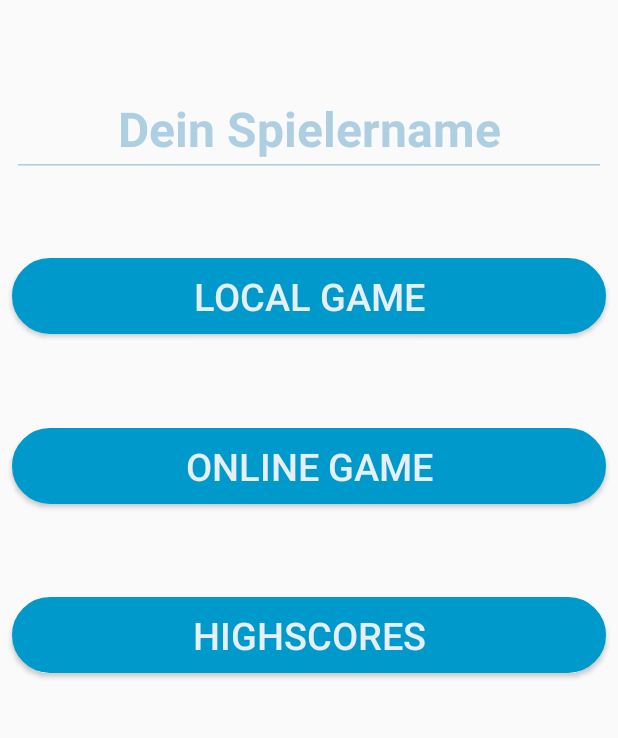
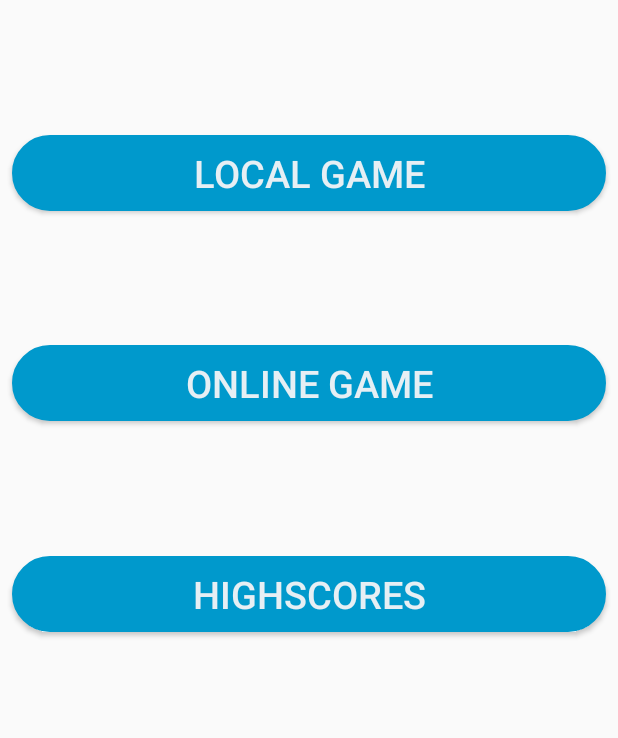
Before and after one commit to Lukas-Justen/4-Gewinnt-Spezial, an Android app: the screen it shows after launch (StartActivity), on a phone screen of 412 x 824 dp, the part 482-1220 px from its top. Run offline under Robolectric (Android 15) with nearby library versions, the phone set to English and light mode, and no system bars.

Commit message:
Projekt aufgeräumt

```diff
--- a/app/src/main/java/de/thbingen/movs/lukas/a4gewinntspezial/StartActivity.java
+++ /dev/null
@@ -1,74 +0,0 @@
-package de.thbingen.movs.lukas.a4gewinntspezial;
-
-import android.content.Intent;
-import android.os.Bundle;
-import android.view.View;
-import android.widget.Button;
-
-/**
- * @author Lukas Justen lukas.justen@th-bingen.de
- * @version 1.0
- *          <p>
- *          Created on 05.04.2017
- *          <p>
- *          Die Klasse StartActivity stellt den StartScreen der App zur Verfügung. Hier kann der
- *          eigene Spielernamen angegeben werden. Zusätzlich bietet die Oberfläche Möglichkeiten zum
- *          Starten eines neuen Online-Games bzw. eines neuen lokalen Spiels. Neben dem Starten
- *          neuer Spiele wird aber auch eine Liste aller Highscores angeboten, die man über den
- *          Button "Highscores" einsehen kann.
- */
-public class StartActivity extends FullscreenActivity implements View.OnClickListener {
-
-    /**
-     * Die Methode wird automatisch umgehend nach dem Starten der Activity aufgerufen und dient als
-     * Ausgangspunkt für das Anlegen und Finden benötigter Views. Außerdem werden die verschiedenen
-     * Button mit den Funktionen belegt, die die Klasse StartActivity zu leisten hat.
-     *
-     * @param savedInstanceState Kann benutzt werden, um Inhalte der App wieder herzustellen
-     */
-    protected void onCreate(Bundle savedInstanceState) {
-        super.onCreate(savedInstanceState);
-        setContentView(R.layout.activity_start);
-
-        // Der Button zum Starten eines lokalen Spiels
-        Button buttonLocal = (Button) findViewById(R.id.button_local);
-        buttonLocal.setTag(ButtonStates.Local);
-        buttonLocal.setOnClickListener(this);
-    }
-
-    /**
-     * Wird automatisch aufgerufen, wenn ein Button innerhalb des Layouts angeclickt. Der Button
-     * local Startet die Activity zum Starten eines neuen lokalen Spiels.
-     *
-     * @param v
-     */
-    public void onClick(View v) {
-        switch ((ButtonStates) v.getTag()) {
-            case Local:
-                Intent local = new Intent(this, LocalActivity.class);
-                startActivity(local);
-                break;
-            case Online:
-                break;
-            case Highscores:
-                break;
-            default:
-                break;
-        }
-    }
-
-}
-
-/**
- * @author Lukas Justen lukas.justen@th-bingen.de
- * @version 1.0
- *          <p>
- *          Created on 28.04.2017
- *
- *          Merkt sich die drei unterschiedlichen Buttons
- */
-enum ButtonStates {
-
-    Local, Online, Highscores;
-
-}
--- a/app/src/main/java/de/thbingen/movs/lukas/a4gewinntspezial/FullscreenActivity.java
+++ b/app/src/main/java/de/thbingen/movs/lukas/a4gewinntspezial/activities/FullscreenActivity.java
@@ -1,4 +1,4 @@
-package de.thbingen.movs.lukas.a4gewinntspezial;
+package de.thbingen.movs.lukas.a4gewinntspezial.activities;
 
 import android.os.Bundle;
 import android.support.v7.app.AppCompatActivity;
--- a/app/src/main/java/de/thbingen/movs/lukas/a4gewinntspezial/GameActivity.java
+++ b/app/src/main/java/de/thbingen/movs/lukas/a4gewinntspezial/activities/GameActivity.java
@@ -1,7 +1,9 @@
-package de.thbingen.movs.lukas.a4gewinntspezial;
+package de.thbingen.movs.lukas.a4gewinntspezial.activities;
 
 import android.os.Bundle;
 import android.support.v7.app.AppCompatActivity;
+
+import de.thbingen.movs.lukas.a4gewinntspezial.R;
 
 /**
  * @author Lukas Justen lukas.justen@th-bingen.de
@@ -24,7 +26,7 @@ public class GameActivity extends AppCompatActivity {
      * beispielsweise das Spielfeld generiert, aber auch die Kommunikation zu dem anderen Gerät
      * gehandelt.
      *
-     * @param savedInstanceState
+     * @param savedInstanceState Kann benutzt werden, um Inhalte der App wieder herzustellen
      */
     protected void onCreate(Bundle savedInstanceState) {
         super.onCreate(savedInstanceState);
--- /dev/null
+++ b/app/src/main/java/de/thbingen/movs/lukas/a4gewinntspezial/activities/StartActivity.java
@@ -0,0 +1,65 @@
+package de.thbingen.movs.lukas.a4gewinntspezial.activities;
+
+import android.content.Intent;
+import android.os.Bundle;
+import android.view.View;
+
+import de.thbingen.movs.lukas.a4gewinntspezial.R;
+
+/**
+ * @author Lukas Justen lukas.justen@th-bingen.de
+ * @version 1.0
+ *          <p>
+ *          Created on 05.04.2017
+ *          <p>
+ *          Die Klasse StartActivity stellt den StartScreen der App zur Verfügung. Zusätzlich bietet
+ *          die Oberfläche Möglichkeiten zum Starten eines neuen Online-Games bzw. eines neuen
+ *          lokalenSpiels. Neben dem Startenneuer Spiele wird aber auch eine Liste aller Highscores
+ *          angeboten, die man über den Button "Highscores" einsehen kann.
+ */
+public class StartActivity extends FullscreenActivity implements View.OnClickListener {
+
+    /**
+     * Die Methode wird automatisch umgehend nach dem Starten der Activity aufgerufen und dient als
+     * Ausgangspunkt für das Anlegen und Finden benötigter Views. Außerdem werden die verschiedenen
+     * Button mit den Funktionen belegt, die die Klasse StartActivity zu leisten hat.
+     *
+     * @param savedInstanceState Kann benutzt werden, um Inhalte der App wieder herzustellen
+     */
+    protected void onCreate(Bundle savedInstanceState) {
+        super.onCreate(savedInstanceState);
+        setContentView(R.layout.activity_start);
+
+        // Initialisiert die Buttons auf dem Start-Screen
+        View button_local = findViewById(R.id.button_local);
+        button_local.setOnClickListener(this);
+        View button_online = findViewById(R.id.button_online);
+        button_online.setOnClickListener(this);
+        View button_highscore = findViewById(R.id.button_highscores);
+        button_highscore.setOnClickListener(this);
+    }
+
+    /**
+     * Wird automatisch aufgerufen, wenn ein Button innerhalb des Layouts angeclickt wird. Der
+     * Button local Startet die Activity zum Starten eines neuen lokalen Spiels.
+     *
+     * @param view Die View, die angeclickt wurde.
+     */
+    public void onClick(View view) {
+        switch (view.getId()) {
+            case R.id.button_local:
+                Intent intentLocal = new Intent(this,LocalActivity.class);
+                startActivity(intentLocal);
+                break;
+            case R.id.button_online:
+                Intent intentOnline = new Intent(this,OnlineActivity.class);
+                startActivity(intentOnline);
+                break;
+            case R.id.button_highscores:
+                Intent intentHighscores = new Intent(this,HighscoreActivity.class);
+                startActivity(intentHighscores);
+                break;
+        }
+    }
+
+}
--- a/app/src/main/res/layout-land/activity_start.xml
+++ /dev/null
@@ -1,114 +0,0 @@
-<?xml version="1.0" encoding="utf-8"?>
-
-<android.support.constraint.ConstraintLayout xmlns:android="http://schemas.android.com/apk/res/android"
-    xmlns:app="http://schemas.android.com/apk/res-auto"
-    xmlns:tools="http://schemas.android.com/tools"
-    android:layout_width="match_parent"
-    android:layout_height="match_parent"
-    android:descendantFocusability="beforeDescendants"
-    android:focusableInTouchMode="true"
-    tools:context="de.thbingen.movs.lukas.a4gewinntspezial.StartActivity"
-    tools:layout_editor_absoluteX="0dp"
-    tools:layout_editor_absoluteY="25dp">
-
-
-    <!--Auf der linken Seite des Bildschirms wird lediglich das App-Logo dargestellt-->
-    <ImageView
-        android:contentDescription="@string/content_description_applogo"
-        android:layout_width="0dp"
-        android:layout_height="0dp"
-        android:layout_marginLeft="8dp"
-        android:layout_marginRight="8dp"
-        android:layout_marginTop="8dp"
-        app:layout_constraintLeft_toLeftOf="parent"
-        app:layout_constraintRight_toLeftOf="@+id/guideline1"
-        app:layout_constraintTop_toTopOf="parent"
-        app:srcCompat="@drawable/app_logo"
-        app:layout_constraintBottom_toBottomOf="parent"
-        android:layout_marginBottom="8dp"
-        android:layout_marginStart="8dp"
-        android:layout_marginEnd="8dp" />
-
-    <android.support.constraint.Guideline
-        android:id="@+id/guideline1"
-        android:layout_width="wrap_content"
-        android:layout_height="wrap_content"
-        android:orientation="vertical"
-        app:layout_constraintGuide_percent="0.5"
-        tools:layout_editor_absoluteY="0dp"
-        tools:layout_editor_absoluteX="267dp" />
-
-
-    <!--Auf der rechten Seite ds Bildschirms findet jeweilige Spieler die Schaltflächen zum
-    Starten des Spiels bzw. zum Einsehen der Highscores und zur Angabe des Spielernamens-->
-    <de.thbingen.movs.lukas.a4gewinntspezial.CustomEditText
-        android:id="@+id/edittext_this_player"
-        style="@style/EditTextPlayer"
-        android:hint="@string/edittext_this_player"
-        android:textColor="@color/colorPrimaryDark"
-        android:textColorHint="@color/colorPrimaryTransparent"
-        app:exchangeColor="@color/windowBackgroundColor"
-        app:standardColor="@color/colorPrimaryTransparent"
-        android:layout_marginRight="8dp"
-        app:layout_constraintRight_toRightOf="parent"
-        android:layout_marginLeft="8dp"
-        app:layout_constraintLeft_toLeftOf="@+id/guideline1"
-        app:layout_constraintHorizontal_bias="0.0"
-        app:layout_constraintTop_toTopOf="parent"
-        android:layout_height="wrap_content"
-        app:layout_constraintBottom_toTopOf="@+id/button_local"
-        android:layout_marginStart="8dp"
-        android:layout_marginEnd="8dp"
-        android:layout_width="0dp"
-        android:layout_marginTop="16dp" />
-
-    <Button
-        android:id="@+id/button_local"
-        style="@style/ButtonStartActivity"
-        android:layout_width="0dp"
-        android:layout_marginLeft="8dp"
-        android:layout_marginRight="8dp"
-        android:text="@string/button_local"
-        app:layout_constraintHorizontal_bias="0.0"
-        app:layout_constraintLeft_toLeftOf="@+id/guideline1"
-        app:layout_constraintRight_toRightOf="parent"
-        app:layout_constraintTop_toBottomOf="@+id/edittext_this_player"
-        android:layout_height="wrap_content"
-        app:layout_constraintBottom_toTopOf="@+id/button_online"
-        android:layout_marginStart="8dp"
-        android:layout_marginEnd="8dp" />
-
-    <Button
-        android:id="@+id/button_online"
-        style="@style/ButtonStartActivity"
-        android:layout_width="0dp"
-        android:layout_marginLeft="8dp"
-        android:layout_marginRight="8dp"
-        android:text="@string/button_online"
-        app:layout_constraintHorizontal_bias="0.0"
-        app:layout_constraintLeft_toLeftOf="@+id/guideline1"
-        app:layout_constraintRight_toRightOf="parent"
-        app:layout_constraintTop_toBottomOf="@+id/button_local"
-        android:layout_height="wrap_content"
-        app:layout_constraintBottom_toTopOf="@+id/button_highscores"
-        android:layout_marginStart="8dp"
-        android:layout_marginEnd="8dp" />
-
-    <Button
-        android:id="@+id/button_highscores"
-        style="@style/ButtonStartActivity"
-        android:layout_width="0dp"
-        android:layout_marginLeft="8dp"
-        android:layout_marginRight="8dp"
-        android:text="@string/button_highscores"
-        app:layout_constraintHorizontal_bias="0.0"
-        app:layout_constraintLeft_toLeftOf="@+id/guideline1"
-        app:layout_constraintRight_toRightOf="parent"
-        app:layout_constraintTop_toBottomOf="@+id/button_online"
-        android:layout_height="wrap_content"
-        android:layout_marginStart="8dp"
-        app:layout_constraintBottom_toBottomOf="parent"
-        android:layout_marginEnd="8dp"
-        android:layout_marginBottom="16dp" />
-
-</android.support.constraint.ConstraintLayout>
--- a/app/src/main/res/layout/activity_game.xml
+++ b/app/src/main/res/layout/activity_game.xml
@@ -7,7 +7,7 @@
     android:layout_height="match_parent"
     android:orientation="horizontal"
     android:weightSum="7"
-    tools:context="de.thbingen.movs.lukas.a4gewinntspezial.GameActivity">
+    tools:context="de.thbingen.movs.lukas.a4gewinntspezial.activities.GameActivity">
 
     <!--Die 7 Spalten des Spielfeldes vorab angelegt-->
     <LinearLayout
--- a/app/src/main/res/layout/activity_start.xml
+++ b/app/src/main/res/layout/activity_start.xml
@@ -7,7 +7,7 @@
     android:layout_height="match_parent"
     android:descendantFocusability="beforeDescendants"
     android:focusableInTouchMode="true"
-    tools:context="de.thbingen.movs.lukas.a4gewinntspezial.StartActivity">
+    tools:context="de.thbingen.movs.lukas.a4gewinntspezial.activities.StartActivity">
 
 
     <!--Die Oberen 40% des Bildschirms stellen lediglich das App-Logo dar-->
@@ -20,8 +20,8 @@
         android:layout_marginRight="8dp"
         android:layout_marginStart="8dp"
         android:layout_marginTop="8dp"
-        android:contentDescription="@string/content_description_applogo"
-        app:layout_constraintBottom_toTopOf="@+id/guideline1"
+        android:contentDescription="@string/contentDescription_applogo"
+        app:layout_constraintBottom_toTopOf="@+id/guideline_1"
         app:layout_constraintHorizontal_bias="0.0"
         app:layout_constraintLeft_toLeftOf="parent"
         app:layout_constraintRight_toRightOf="parent"
@@ -30,7 +30,7 @@
         app:srcCompat="@drawable/app_logo" />
 
     <android.support.constraint.Guideline
-        android:id="@+id/guideline1"
+        android:id="@+id/guideline_1"
         android:layout_width="wrap_content"
         android:layout_height="wrap_content"
         android:orientation="horizontal"
@@ -38,27 +38,7 @@
 
 
     <!--In der unteren Hälfte findet der jeweilige Spieler die Schaltflächen zum Starten des Spiels bzw.-->
-    <!--zum Einsehen der Highscores und eine Möglichkeit zur Eingabe seines Spielername-->
-    <de.thbingen.movs.lukas.a4gewinntspezial.CustomEditText
-        android:id="@+id/edittext_this_player"
-        style="@style/EditTextPlayer"
-        android:layout_width="0dp"
-        android:layout_height="wrap_content"
-        android:layout_marginEnd="8dp"
-        android:layout_marginLeft="8dp"
-        android:layout_marginRight="8dp"
-        android:layout_marginStart="8dp"
-        android:hint="@string/edittext_this_player"
-        android:textColor="@color/colorPrimaryDark"
-        android:textColorHint="@color/colorPrimaryTransparent"
-        app:exchangeColor="@color/windowBackgroundColor"
-        app:layout_constraintLeft_toLeftOf="parent"
-        app:layout_constraintRight_toRightOf="parent"
-        app:standardColor="@color/colorPrimaryTransparent"
-        app:layout_constraintHorizontal_bias="1.0"
-        app:layout_constraintBottom_toTopOf="@+id/button_local"
-        app:layout_constraintTop_toBottomOf="@+id/guideline1" />
-
+    <!--zum Einsehen der Highscores-->
     <Button
         android:id="@+id/button_local"
         style="@style/ButtonStartActivity"
@@ -69,11 +49,13 @@
         android:layout_marginRight="8dp"
         android:layout_marginStart="8dp"
         android:text="@string/button_local"
-        app:layout_constraintHorizontal_bias="1.0"
+        app:layout_constraintBottom_toTopOf="@+id/button_online"
+        app:layout_constraintHorizontal_bias="0.0"
         app:layout_constraintLeft_toLeftOf="parent"
         app:layout_constraintRight_toRightOf="parent"
-        app:layout_constraintTop_toBottomOf="@+id/edittext_this_player"
-        app:layout_constraintBottom_toTopOf="@+id/button_online" />
+        android:layout_marginBottom="8dp"
+        app:layout_constraintTop_toTopOf="@+id/guideline_1"
+        android:layout_marginTop="8dp" />
 
     <Button
         android:id="@+id/button_online"
@@ -85,11 +67,11 @@
         android:layout_marginRight="8dp"
         android:layout_marginStart="8dp"
         android:text="@string/button_online"
-        app:layout_constraintHorizontal_bias="1.0"
+        app:layout_constraintBottom_toTopOf="@+id/button_highscores"
+        app:layout_constraintHorizontal_bias="0.0"
         app:layout_constraintLeft_toLeftOf="parent"
         app:layout_constraintRight_toRightOf="parent"
-        app:layout_constraintTop_toBottomOf="@+id/button_local"
-        app:layout_constraintBottom_toTopOf="@+id/button_highscores" />
+        app:layout_constraintTop_toBottomOf="@+id/button_local" />
 
     <Button
         android:id="@+id/button_highscores"
@@ -101,10 +83,10 @@
         android:layout_marginRight="8dp"
         android:layout_marginStart="8dp"
         android:text="@string/button_highscores"
-        app:layout_constraintHorizontal_bias="1.0"
+        app:layout_constraintBottom_toBottomOf="parent"
+        app:layout_constraintHorizontal_bias="0.0"
         app:layout_constraintLeft_toLeftOf="parent"
         app:layout_constraintRight_toRightOf="parent"
-        app:layout_constraintTop_toBottomOf="@+id/button_online"
-        app:layout_constraintBottom_toBottomOf="parent" />
+        app:layout_constraintTop_toBottomOf="@+id/button_online" />
 
 </android.support.constraint.ConstraintLayout>
--- a/app/src/main/res/values/strings.xml
+++ b/app/src/main/res/values/strings.xml
@@ -12,15 +12,15 @@
     <string name="button_start">Start</string>
 
     <!--TextViews-->
-    <string name="textview_score">0</string>
-    <string name="textview_colon">:</string>
+    <string name="textView_score">0</string>
+    <string name="textView_colon">:</string>
 
     <!--EditTexts-->
-    <string name="edittext_this_player">Dein Spielername</string>
-    <string name="edittext_player1">Player 1</string>
-    <string name="edittext_player2">Player 2</string>
+    <string name="editText_thisPlayer">Dein Spielername</string>
+    <string name="editText_player1">Player 1</string>
+    <string name="editText_player2">Player 2</string>
 
     <!--Content Descriptions-->
-    <string name="content_description_applogo">Shows the logo of the app</string>
+    <string name="contentDescription_applogo">Shows the logo of the app</string>
 
 </resources>
--- a/app/src/main/res/values/styles.xml
+++ b/app/src/main/res/values/styles.xml
@@ -34,7 +34,7 @@
         <item name="android:singleLine">true</item>
         <item name="android:ellipsize">end</item>
         <item name="android:gravity">center</item>
-        <item name="android:text">@string/textview_score</item>
+        <item name="android:text">@string/textView_score</item>
     </style>
 
     <!--Style für die Button die im Startmenu angebracht sind-->
--- a/build.gradle
+++ b/build.gradle
@@ -3,7 +3,7 @@ buildscript {
         jcenter()
     }
     dependencies {
-        classpath 'com.android.tools.build:gradle:2.3.1'
+        classpath 'com.android.tools.build:gradle:2.3.2'
         classpath "io.realm:realm-gradle-plugin:3.0.0"
     }
 }
```
Also changed, not shown: app/src/main/AndroidManifest.xml (+6 -5 lines), app/src/main/java/de/thbingen/movs/lukas/a4gewinntspezial/LocalActivity.java (deleted, +0 -12 lines), app/src/main/java/de/thbingen/movs/lukas/a4gewinntspezial/OnlineActivity.java (deleted, +0 -13 lines), app/src/main/java/de/thbingen/movs/lukas/a4gewinntspezial/activities/HighscoreActivity.java (added, +32 -0 lines), app/src/main/java/de/thbingen/movs/lukas/a4gewinntspezial/activities/LocalActivity.java (added, +31 -0 lines), app/src/main/java/de/thbingen/movs/lukas/a4gewinntspezial/activities/OnlineActivity.java (added, +33 -0 lines), app/src/main/res/layout-land/activity_local.xml (deleted, +0 -140 lines), app/src/main/res/layout/activity_highscore.xml (added, +9 -0 lines), app/src/main/res/layout/activity_local.xml (+21 -19 lines), app/src/main/res/layout/activity_online.xml (+51 -1 lines).
